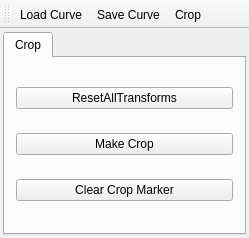
jonasstein/clip, file ui/imagetoolbox.ui: the form before one commit.
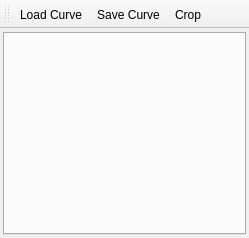
The form after the commit. Icons and pictures are not drawn.

Diff of the .ui file:
```diff
--- a/ui/imagetoolbox.ui
+++ b/ui/imagetoolbox.ui
@@ -26,34 +26,6 @@
       <property name="currentIndex">
        <number>0</number>
       </property>
-      <widget class="QWidget" name="tab">
-       <attribute name="title">
-        <string>Crop</string>
-       </attribute>
-       <layout class="QGridLayout" name="gridLayout_3">
-        <item row="0" column="0">
-         <widget class="QPushButton" name="pushButton">
-          <property name="text">
-           <string>ResetAllTransforms</string>
-          </property>
-         </widget>
-        </item>
-        <item row="1" column="0">
-         <widget class="QPushButton" name="doCrop">
-          <property name="text">
-           <string>Make Crop</string>
-          </property>
-         </widget>
-        </item>
-        <item row="2" column="0">
-         <widget class="QPushButton" name="pushButton_2">
-          <property name="text">
-           <string>Clear Crop Marker</string>
-          </property>
-         </widget>
-        </item>
-       </layout>
-      </widget>
      </widget>
     </item>
    </layout>
```
Left out of the diff: 2 changed lines with no effect on the pictures.
